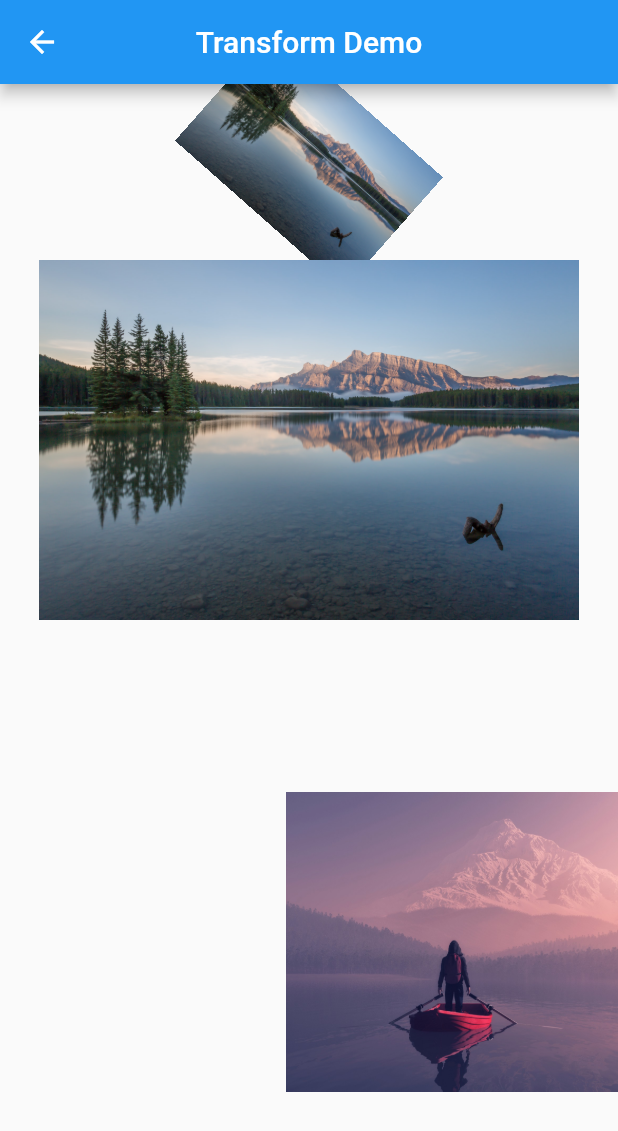
After one commit to jiangkang/flutter-system, a Flutter app: the TransformDemo screen opened by its route, on a phone screen of 412 x 824 dp. The commit adds this screen. Shown: the top 1131 px of the screen. Run offline on Flutter 3.47's test engine with Material 2 defaults, Android fonts, the phone set to English and light mode, and no system bars; our stand-ins replace cached_network_image, camera, flutter_markdown, shared_preferences, sqflite, video_player and 1 more; missing offline and left inert: analyzer, build, source_gen; accounts and stored records are empty; network calls fail.

Commit message:
transform & tween animation

```diff
--- a/lib/component/componet_topbanner.dart
+++ b/lib/component/componet_topbanner.dart
@@ -1,5 +1,6 @@
 import 'package:flutter/material.dart';
 import 'package:flutter_system/component/component_appbar.dart';
+import 'package:flutter_system/utils/ui_utils.dart';
 import 'package:kicons/kicons.dart';
 
 /// top banner page
@@ -34,8 +35,7 @@ class TopBannerPage extends StatelessWidget {
                 padding: EdgeInsets.symmetric(horizontal: 20),
                 child: Container(
                   decoration: ShapeDecoration(
-                    shape: RoundedRectangleBorder(
-                        borderRadius: BorderRadius.all(Radius.circular(20))),
+                    shape: roundedRectBorder(20),
                     color: Colors.white,
                   ),
                   child: Row(
--- /dev/null
+++ b/lib/demos/animation/demo_transform.dart
@@ -0,0 +1,88 @@
+import 'dart:math';
+
+import 'package:flutter/material.dart';
+
+/// Transform Demo
+class TransformDemo extends StatefulWidget {
+  @override
+  _TransformDemoState createState() => _TransformDemoState();
+}
+
+class _TransformDemoState extends State<TransformDemo>
+    with SingleTickerProviderStateMixin {
+  AnimationController _controller;
+
+  Animation<double> _animRotate;
+
+  Animation<double> _animScale;
+
+  Animation<Offset> _animTranslate;
+
+  Animation _curvedAnim;
+
+  VoidCallback _callback;
+
+  @override
+  void initState() {
+    super.initState();
+    _controller =
+        AnimationController(duration: Duration(seconds: 5), vsync: this);
+    _curvedAnim = CurvedAnimation(
+        parent: _controller, curve: Curves.fastLinearToSlowEaseIn);
+
+    _callback = () {
+      setState(() {});
+    };
+
+    _animRotate = Tween<double>(begin: 0, end: pi * 2.3).animate(_curvedAnim)
+      ..addListener(_callback);
+    _animScale = Tween(begin: 0.0, end: 0.9).animate(_curvedAnim)
+      ..addListener(_callback);
+    _animTranslate = Tween(begin: Offset(0, 0), end: Offset(100, 100))
+        .animate(_curvedAnim)
+          ..addListener(_callback);
+    _controller.forward();
+  }
+
+  @override
+  void dispose() {
+    super.dispose();
+    _controller.dispose();
+  }
+
+  @override
+  Widget build(BuildContext context) {
+    return Scaffold(
+      appBar: AppBar(
+        title: Text("Transform Demo"),
+        centerTitle: true,
+      ),
+      body: ListView(
+        children: <Widget>[
+          Transform.rotate(
+            angle: _animRotate.value,
+            child: Image.asset(
+              "images/banner.jpg",
+              width: 100,
+              height: 100,
+            ),
+          ),
+          Transform.scale(
+            scale: _animScale.value,
+            child: Image.asset(
+              "images/banner.jpg",
+            ),
+          ),
+          Transform.translate(
+            offset: _animTranslate.value,
+            child: Image.asset(
+              "images/landscape1.jpeg",
+              width: 200,
+              height: 200,
+            ),
+          )
+        ],
+      ),
+    );
+  }
+}
--- a/lib/demos/demo_image.dart
+++ b/lib/demos/demo_image.dart
@@ -39,6 +39,7 @@ class ImageDemo extends StatelessWidget {
     );
   }
 
+  /// Container的Decoration实现圆角
   _buildRoundCornerImageByContainer() => Padding(
         padding: const EdgeInsets.all(8.0),
         child: Container(
@@ -63,6 +64,7 @@ class ImageDemo extends StatelessWidget {
         ),
       );
 
+  ///Card + shape属性实现圆角
   _buildRoundCornerImageByCard() => Stack(
         alignment: AlignmentDirectional.bottomCenter,
         children: <Widget>[
--- a/lib/entries.dart
+++ b/lib/entries.dart
@@ -43,6 +43,7 @@ final List<EntryItem> demoEntries = [
   EntryItem("Progress Indicator", "/demo/progress_indicator", icon: Icons.loop),
   EntryItem("CustomPaint", "/demo/custompaint", icon: Icons.brush),
   EntryItem("Chip", "/demo/chip", icon: Icons.crop_7_5),
+  EntryItem("Transform", "/demo/transform", icon: Icons.rotate_right),
 ];
 
 final Map<String, IconData> ICONS = {
--- a/lib/page_routers.dart
+++ b/lib/page_routers.dart
@@ -36,6 +36,7 @@ import 'package:flutter_system/products/youqi/youqi.dart';
 
 import 'component/component_appbar.dart';
 import 'component/componet_topbanner.dart';
+import 'demos/animation/demo_transform.dart';
 import 'demos/demo_chip.dart';
 
 /// Page Routers
@@ -82,6 +83,7 @@ final Map<String, WidgetBuilder> demoRouters = {
   "/demo/progress_indicator": (BuildContext context) => ProgressIndicatorDemo(),
   "/demo/custompaint": (BuildContext context) => CustomPaintDemo(),
   "/demo/chip": (BuildContext context) => ChipDemo(),
+  "/demo/transform": (BuildContext context) => TransformDemo(),
 };
 
 /// Product Routers
--- /dev/null
+++ b/lib/utils/ui_utils.dart
@@ -0,0 +1,6 @@
+import 'package:flutter/material.dart';
+
+/// 圆角矩形Border
+ShapeBorder roundedRectBorder(double radius) => RoundedRectangleBorder(
+      borderRadius: BorderRadius.all(Radius.circular(radius)),
+    );
```
